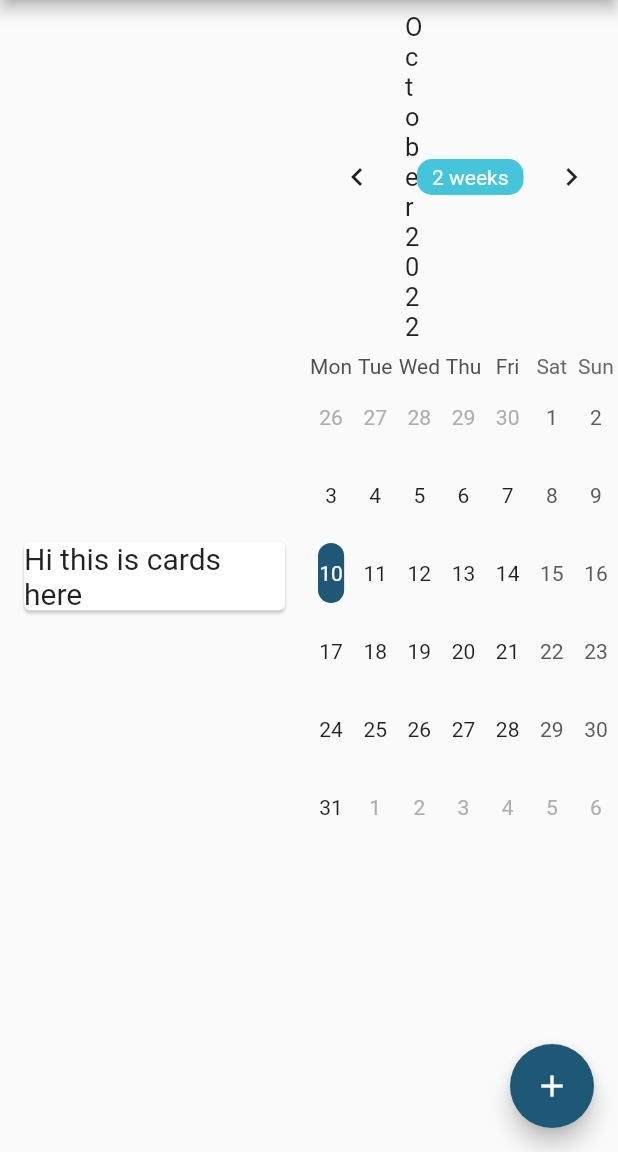
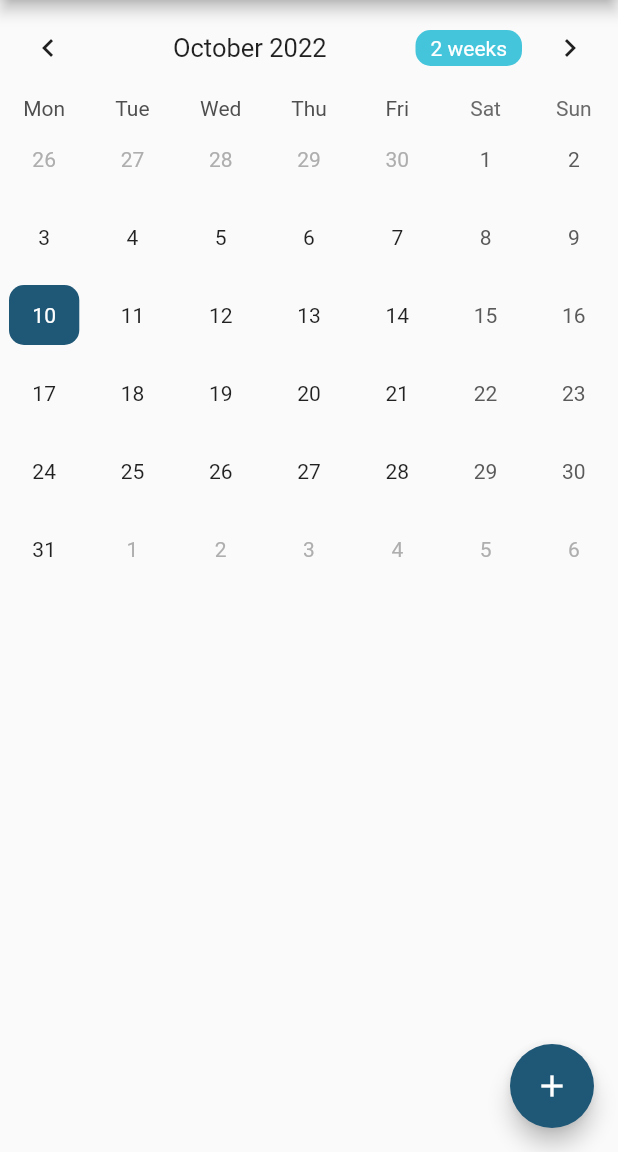
Before and after one commit to ayushsharman/Medoc, a Flutter app: the screen it shows after launch, on a phone screen of 412 x 824 dp, the part 84-1236 px from its top. Run offline on Flutter 3.47's test engine with Material 2 defaults, Android fonts, the phone set to English and light mode, and no system bars; drawn by our look-alikes of table_calendar; our stand-ins replace syncfusion_flutter_calendar.

Commit message:
events card

```diff
--- a/medoc_calendar/lib/calendar.dart
+++ b/medoc_calendar/lib/calendar.dart
@@ -53,13 +53,7 @@ class _CalendarState extends State<Calendar> {
         title: Text("MEDOC Calendar"),
         centerTitle: true,
       ),
-      body: Row(
-        children: [
-          Expanded(
-            child: Eventslist(),
-          ),
-          Expanded(
-            child: Column(
+      body: Column(
         children: [
           TableCalendar(
             focusedDay: selectedDay,
@@ -117,9 +111,6 @@ class _CalendarState extends State<Calendar> {
               .map((Event event) => ListTile(title: Text(event.title))),
         ],
       ),
-          ),
-        ],
-      ),
       floatingActionButton: FloatingActionButton(
         onPressed: () => showDialog(
           context: context,
@@ -134,10 +125,6 @@ class _CalendarState extends State<Calendar> {
                 onPressed: () {
                   if (_eventController.text.isEmpty) {
                   } else {
-                    // if (selectedEvents[selectedDay] != null) {
-                    //   selectedEvents[selectedDay].add(
-                    //     Event(title: _eventController.text),
-                    //   );
                     selectedEvents[selectedDay] = [
                       Event(title: _eventController.text)
                     ];
```
Lines whose indentation alone changed are shown as unchanged.
